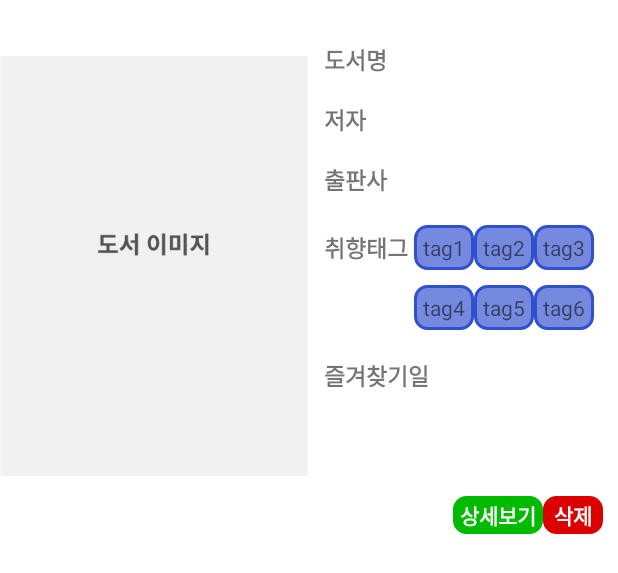
After one commit to dltpgh98/DND, an Android app: the layout bookmark_item.xml on its own in the app's theme, with its tools: preview values and no code run, on a phone screen of 412 x 824 dp. The commit adds this screen. Shown: the top 573 px of the screen. Run offline under Robolectric (Android 15) with nearby library versions, the phone set to English and light mode, and no system bars.

```diff
--- /dev/null
+++ b/app/src/main/res/drawable/radious_layout_transparency.xml
@@ -0,0 +1,10 @@
+<?xml version="1.0" encoding="utf-8"?>
+<shape xmlns:android="http://schemas.android.com/apk/res/android"
+    android:shape="rectangle" >
+    <solid android:color="#aa000000" />
+    <corners
+        android:radius="8sp"/>
+    <stroke
+        android:width="2dp"
+        android:color="#ff999999" />
+</shape>
--- /dev/null
+++ b/app/src/main/res/layout/bookmark_item.xml
@@ -0,0 +1,215 @@
+<?xml version="1.0" encoding="utf-8"?>
+<LinearLayout xmlns:android="http://schemas.android.com/apk/res/android"
+    android:layout_width="match_parent"
+    android:layout_height="match_parent"
+    xmlns:app="http://schemas.android.com/apk/res-auto">
+    <LinearLayout
+        android:layout_width="wrap_content"
+        android:layout_height="match_parent"
+        android:layout_weight="1"
+        >
+        <ImageView
+            android:id="@+id/bookmark_title_img_iv"
+            android:layout_width="match_parent"
+            android:layout_height="355dp"
+            android:src="@drawable/book_img"
+            />
+    </LinearLayout>
+    <androidx.constraintlayout.widget.ConstraintLayout
+        android:layout_width="match_parent"
+        android:layout_height="wrap_content"
+        android:layout_weight="1"
+        android:paddingHorizontal="10dp"
+        >
+        <TextView
+            android:id="@+id/bookmark_title_tv"
+            android:layout_width="match_parent"
+            android:layout_height="40dp"
+            android:layout_marginTop="20dp"
+            android:gravity="left|center"
+            android:text="도서명"
+            android:textSize="15dp"
+            android:textStyle="bold"
+            app:layout_constraintTop_toTopOf="parent"/>
+        <TextView
+            android:id="@+id/bookmark_writer_tv"
+            android:layout_width="match_parent"
+            android:layout_height="40dp"
+            android:gravity="left|center"
+            android:text="저자"
+            android:textSize="15dp"
+            android:textStyle="bold"
+            app:layout_constraintTop_toBottomOf="@id/bookmark_title_tv"
+            />
+        <TextView
+            android:id="@+id/bookmark_publisher_tv"
+            android:layout_width="match_parent"
+            android:layout_height="40dp"
+            android:gravity="left|center"
+            android:text="출판사"
+            android:textSize="15dp"
+            android:textStyle="bold"
+            app:layout_constraintTop_toBottomOf="@id/bookmark_writer_tv"
+            />
+
+        <androidx.constraintlayout.widget.ConstraintLayout
+            android:id="@+id/bookmark_prefer_frame_cly"
+            android:layout_width="match_parent"
+            android:layout_height="80dp"
+            android:layout_marginTop="5dp"
+            app:layout_constraintTop_toBottomOf="@id/bookmark_publisher_tv">
+            <LinearLayout
+                android:id="@+id/bookmark_prefer_left_frame_ly"
+                android:layout_width="wrap_content"
+                android:layout_height="match_parent"
+                app:layout_constraintTop_toTopOf="parent"
+                app:layout_constraintStart_toStartOf="parent">
+                <TextView
+                    android:id="@+id/bookmark_prefer_title_tv"
+                    android:layout_width="60dp"
+                    android:layout_height="40dp"
+                    android:gravity="left|center"
+                    android:text="취향태그"
+                    android:textSize="15dp"
+                    android:textStyle="bold"
+                    app:layout_constraintTop_toTopOf="parent"
+                    app:layout_constraintStart_toStartOf="parent"
+                    />
+            </LinearLayout>
+            <LinearLayout
+                android:id="@+id/bookmark_prefer_right_frame1_ly"
+                android:layout_width="wrap_content"
+                android:layout_height="40dp"
+                android:gravity="center"
+                app:layout_constraintTop_toTopOf="parent"
+                app:layout_constraintLeft_toRightOf="@id/bookmark_prefer_left_frame_ly"
+                >
+                <TextView
+                    android:id="@+id/bookmark_prefer_tag1_tv"
+                    android:layout_width="40dp"
+                    android:layout_height="30dp"
+                    android:background="@drawable/radious_layout_transparency"
+                    android:backgroundTint="#3050d0"
+                    android:text="tag1"
+                    android:maxLines="1"
+                    android:ellipsize="end"
+                    android:gravity="center"
+                    app:layout_constraintTop_toTopOf="parent"
+                    app:layout_constraintLeft_toRightOf="parent"
+                    />
+                <TextView
+                    android:id="@+id/bookmark_prefer_tag2_tv"
+                    android:layout_width="40dp"
+                    android:layout_height="30dp"
+                    android:background="@drawable/radious_layout_transparency"
+                    android:backgroundTint="#3050d0"
+                    android:text="tag2"
+                    android:maxLines="1"
+                    android:ellipsize="end"
+                    android:gravity="center"
+                    app:layout_constraintTop_toTopOf="parent"
+                    app:layout_constraintLeft_toRightOf="parent"
+                    />
+                <TextView
+                    android:id="@+id/bookmark_prefer_tag3_tv"
+                    android:layout_width="40dp"
+                    android:layout_height="30dp"
+                    android:background="@drawable/radious_layout_transparency"
+                    android:backgroundTint="#3050d0"
+                    android:text="tag3"
+                    android:maxLines="1"
+                    android:ellipsize="end"
+                    android:gravity="center"
+                    app:layout_constraintTop_toTopOf="parent"
+                    app:layout_constraintLeft_toRightOf="parent"
+                    />
+            </LinearLayout>
+            <LinearLayout
+                android:layout_width="wrap_content"
+                android:layout_height="40dp"
+                android:gravity="center"
+                app:layout_constraintTop_toBottomOf="@id/bookmark_prefer_right_frame1_ly"
+                app:layout_constraintLeft_toRightOf="@id/bookmark_prefer_left_frame_ly"
+                >
+                <TextView
+                    android:id="@+id/bookmark_prefer_tag4_tv"
+                    android:layout_width="40dp"
+                    android:layout_height="30dp"
+                    android:background="@drawable/radious_layout_transparency"
+                    android:backgroundTint="#3050d0"
+                    android:text="tag4"
+                    android:maxLines="1"
+                    android:ellipsize="end"
+                    android:gravity="center"
+                    app:layout_constraintTop_toTopOf="parent"
+                    app:layout_constraintLeft_toRightOf="parent"
+                    />
+                <TextView
+                    android:id="@+id/bookmark_prefer_tag5_tv"
+                    android:layout_width="40dp"
+                    android:layout_height="30dp"
+                    android:background="@drawable/radious_layout_transparency"
+                    android:backgroundTint="#3050d0"
+                    android:text="tag5"
+                    android:maxLines="1"
+                    android:ellipsize="end"
+                    android:gravity="center"
+                    app:layout_constraintTop_toTopOf="parent"
+                    app:layout_constraintLeft_toRightOf="parent"
+                    />
+                <TextView
+                    android:id="@+id/bookmark_prefer_tag6_tv"
+                    android:layout_width="40dp"
+                    android:layout_height="30dp"
+                    android:background="@drawable/radious_layout_transparency"
+                    android:backgroundTint="#3050d0"
+                    android:text="tag6"
+                    android:maxLines="1"
+                    android:ellipsize="end"
+                    android:gravity="center"
+                    app:layout_constraintTop_toTopOf="parent"
+                    app:layout_constraintLeft_toRightOf="parent"
+                    />
+            </LinearLayout>
+        </androidx.constraintlayout.widget.ConstraintLayout>
+        <TextView
+            android:id="@+id/bookmark_date_tv"
+            android:layout_width="match_parent"
+            android:layout_height="40dp"
+            android:gravity="left|center"
+            android:text="즐겨찾기일"
+            android:textSize="15dp"
+            android:textStyle="bold"
+            android:layout_marginTop="5dp"
+            app:layout_constraintTop_toBottomOf="@id/bookmark_prefer_frame_cly"
+
+            />
+        <TextView
+            android:layout_width="60dp"
+            android:layout_height="25dp"
+            android:background="@drawable/radious_layout"
+            android:backgroundTint="#00bb00"
+            android:text="상세보기"
+            android:textColor="@color/white"
+            android:textStyle="bold"
+            android:gravity="center"
+            android:layout_marginTop="60dp"
+            android:layout_marginRight="40dp"
+            app:layout_constraintTop_toBottomOf="@id/bookmark_date_tv"
+            app:layout_constraintEnd_toEndOf="parent"
+            />
+        <TextView
+            android:layout_width="40dp"
+            android:layout_height="25dp"
+            android:background="@drawable/radious_layout"
+            android:backgroundTint="#dd0000"
+            android:text="삭제"
+            android:textStyle="bold"
+            android:textColor="@color/white"
+            android:gravity="center"
+            android:layout_marginTop="60dp"
+            app:layout_constraintTop_toBottomOf="@id/bookmark_date_tv"
+            app:layout_constraintEnd_toEndOf="parent"
+            />
+    </androidx.constraintlayout.widget.ConstraintLayout>
+</LinearLayout>
```
Also changed, not shown: app/build.gradle (+6 -2 lines), app/src/main/java/com/example/ItemData/MainBook_Item.kt (added, +7 -0 lines), app/src/main/java/com/example/ViewHolderAdapter/Bookmark_RecyView_CustomAdapter.kt (added, +61 -0 lines), app/src/main/java/com/example/ViewHolderAdapter/MainRecyView_CustomAdapter.kt (added, +57 -0 lines), app/src/main/java/com/example/myapplication/BookmarkActivity.kt (added, +61 -0 lines), app/src/main/java/com/example/myapplication/LoginActivity.kt (+68 -6 lines), app/src/main/java/com/example/retrofit/IPostResult.kt (added, +13 -0 lines), app/src/main/java/com/example/retrofit/PostResult.kt (added, +92 -0 lines), app/src/main/res/drawable/ic_baseline_star_24.xml (added, +10 -0 lines), app/src/main/res/layout/bookmark_frame.xml (added, +25 -0 lines), app/src/main/res/drawable/book_img.png (added).
